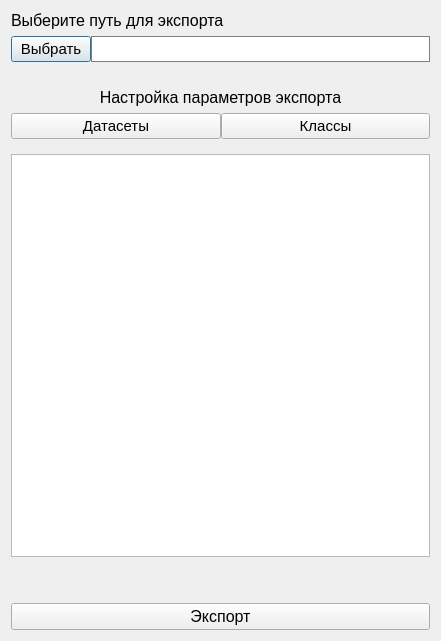
Qt form desktop_app/design/dialog_export.ui (ivansoya/neural-master) before a commit.
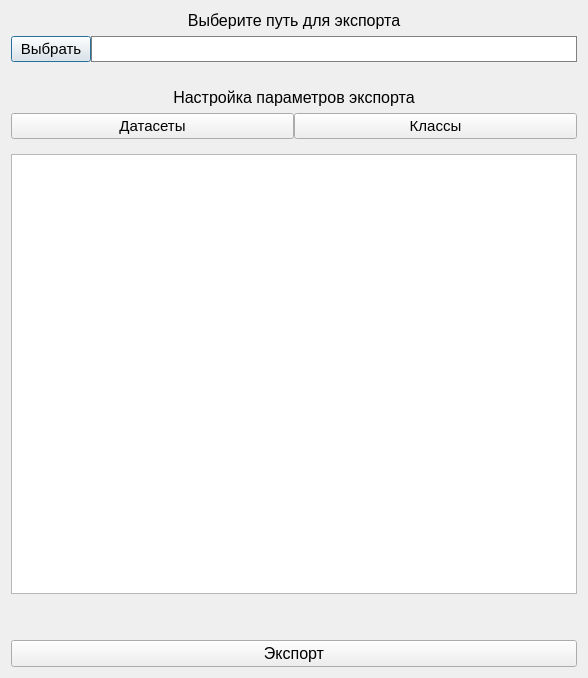
The same form after that commit. The open tabs and pages were chosen to show the change. Custom widgets are drawn as their Qt base class.

The edit to the form file:
```diff
--- a/desktop_app/design/dialog_export.ui
+++ b/desktop_app/design/dialog_export.ui
@@ -6,8 +6,8 @@
    <rect>
     <x>0</x>
     <y>0</y>
-    <width>441</width>
-    <height>641</height>
+    <width>588</width>
+    <height>678</height>
    </rect>
   </property>
   <property name="windowTitle">
@@ -24,6 +24,9 @@
      <property name="text">
       <string>Выберите путь для экспорта</string>
      </property>
+     <property name="alignment">
+      <set>Qt::AlignCenter</set>
+     </property>
     </widget>
    </item>
    <item>
@@ -287,6 +290,13 @@
    </item>
   </layout>
  </widget>
+ <customwidgets>
+  <customwidget>
+   <class>UClassListWidget</class>
+   <extends>QListWidget</extends>
+   <header location="global">export.export_class_list</header>
+  </customwidget>
+ </customwidgets>
  <resources/>
  <connections/>
 </ui>
```
Left out of the diff: 4 changed lines with no effect on the pictures.
